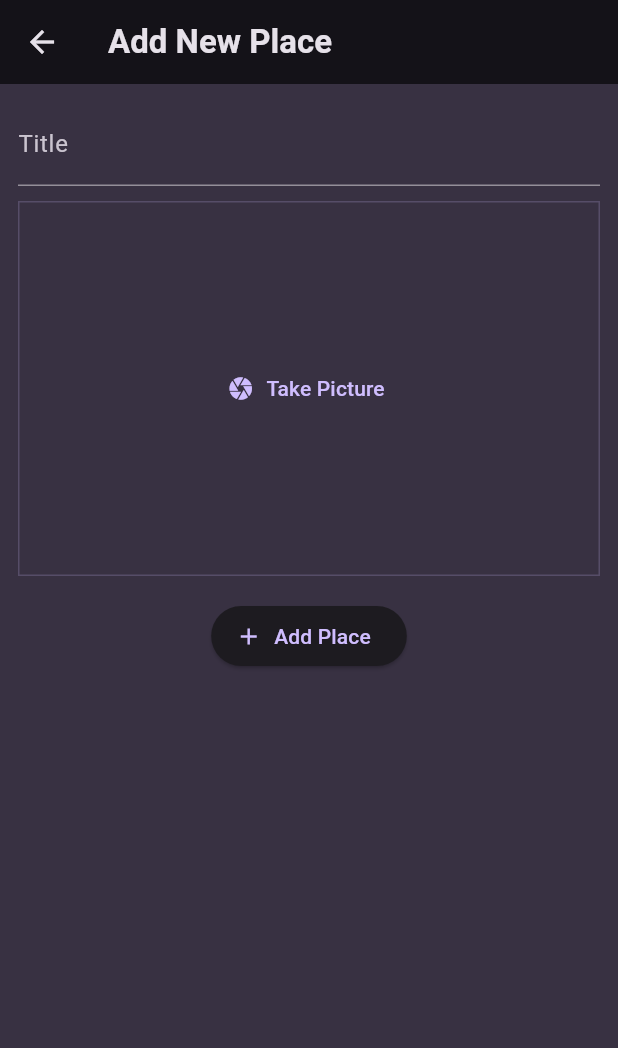
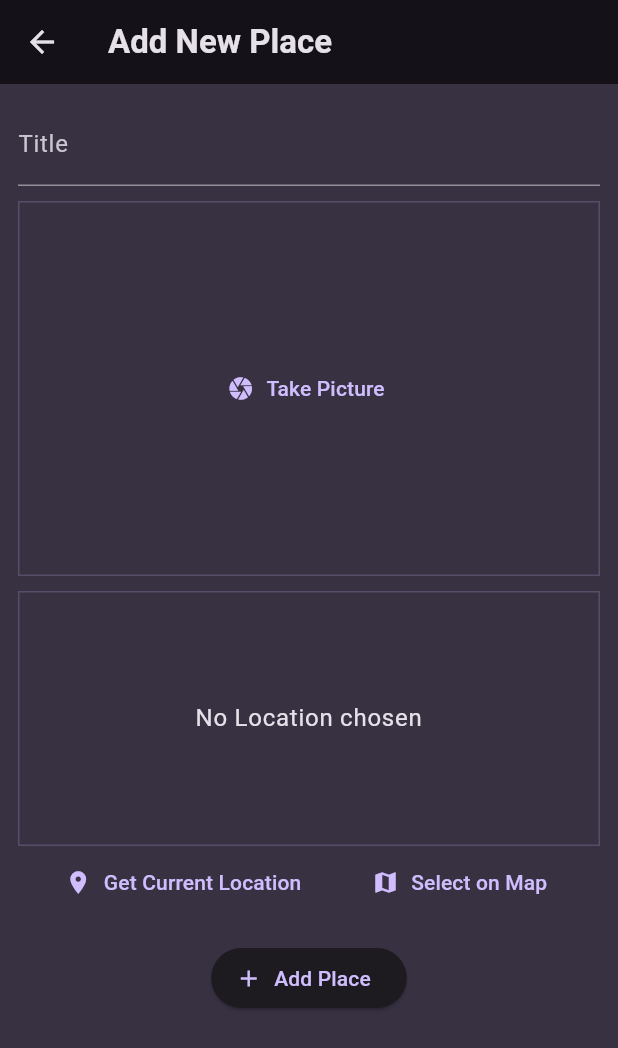
Before and after one commit to oandeliz/favoriteplaces, a Flutter app: the AddPlaceScreen screen opened directly, on a phone screen of 412 x 824 dp. Shown: the top 1048 px of the screen. Run offline on Flutter 3.47's test engine with Material 3 defaults, Android fonts, the phone set to English and light mode, and no system bars; our stand-ins replace flutter_riverpod, google_fonts, image_picker, location.

Commit message:
add location/places saving with title and image

```diff
--- a/lib/Providers/user_places.dart
+++ b/lib/Providers/user_places.dart
@@ -6,9 +6,9 @@ import 'package:flutter_riverpod/flutter_riverpod.dart';
 class UserPlacesNotifier extends StateNotifier<List<Place>> {
   UserPlacesNotifier() : super(const []);
 
-  void addPlace(String title, File image) {
+  void addPlace(String title, File image, PlaceLocation location) {
     final newPlace = Place(title: title,
-    image: image);
+    image: image, location: location);
     state = [newPlace, ...state];
   }
 }
--- a/lib/models/place.dart
+++ b/lib/models/place.dart
@@ -4,9 +4,27 @@ import 'package:uuid/uuid.dart';
 
 const uuid = Uuid();
 
+class PlaceLocation {
+  const PlaceLocation({
+    required this.latitude,
+    required this.longitude,
+    required this.address,
+  });
+
+  final double latitude;
+  final double longitude;
+  final String address;
+}
+
 class Place {
-  Place({required this.title, required this.image}) : id = uuid.v4();
+  Place({
+    required this.title,
+    required this.image,
+    required this.location,
+  }) : id = uuid.v4();
+
   final String id;
   final String title;
   final File image;
+  final PlaceLocation location;
 }
--- a/lib/screens/add_place.dart
+++ b/lib/screens/add_place.dart
@@ -1,8 +1,11 @@
+import 'dart:io';
+
 import 'package:favorite_places/Providers/user_places.dart';
+import 'package:favorite_places/models/place.dart';
 import 'package:favorite_places/widgets/image_inoput.dart';
+import 'package:favorite_places/widgets/location_input.dart';
 import 'package:flutter/material.dart';
 import 'package:flutter_riverpod/flutter_riverpod.dart';
-import 'dart:io';
 
 class AddPlaceScreen extends ConsumerStatefulWidget {
   const AddPlaceScreen({super.key});
@@ -16,15 +19,20 @@ class AddPlaceScreen extends ConsumerStatefulWidget {
 class _AddPlaceScreenState extends ConsumerState<AddPlaceScreen> {
   final _titleController = TextEditingController();
   File? _selectedImage;
+  PlaceLocation? _selectedLocation;
 
   void _savePlace() {
     final enteredTitle = _titleController.text;
 
-        if (enteredTitle.isEmpty || _selectedImage == null) {
+    if (enteredTitle.isEmpty ||
+        _selectedImage == null ||
+        _selectedLocation == null) {
       return;
     }
 
-    ref.read(userPlacesProvider.notifier).addPlace(enteredTitle, _selectedImage!);
+    ref
+        .read(userPlacesProvider.notifier)
+        .addPlace(enteredTitle, _selectedImage!, _selectedLocation!);
 
     Navigator.of(context).pop();
   }
@@ -45,21 +53,35 @@ class _AddPlaceScreenState extends ConsumerState<AddPlaceScreen> {
         padding: const EdgeInsets.all(12),
         child: Column(
           children: [
-         TextField(decoration: const InputDecoration(labelText: 'Title'),
+            TextField(
+              decoration: const InputDecoration(labelText: 'Title'),
               controller: _titleController,
-           style: TextStyle(
-               color: Theme.of(context).colorScheme.onBackground),
+              style:
+                  TextStyle(color: Theme.of(context).colorScheme.onBackground),
             ),
-         const SizedBox(height: 10,),
-         //image imput
-         ImageInput(onPickImage: (image) {
+            const SizedBox(
+              height: 10,
+            ),
+            // saves user taken img,
+            ImageInput(
+              onPickImage: (image) {
                 _selectedImage = image;
-         },),
-         const SizedBox(height: 16,),
+              },
+            ),
+            const SizedBox(
+              height: 10,
+            ),
+            LocationInput(onSelectLocation: (location) {
+              _selectedLocation = location;
+            }),
+            const SizedBox(
+              height: 16,
+            ),
             ElevatedButton.icon(
               onPressed: _savePlace,
               icon: const Icon(Icons.add),
-           label: const Text('Add Place'),),
+              label: const Text('Add Place'),
+            ),
           ],
         ),
       ),
--- /dev/null
+++ b/lib/widgets/location_input.dart
@@ -0,0 +1,137 @@
+import 'dart:convert';
+
+import 'package:favorite_places/models/place.dart';
+import 'package:flutter/material.dart';
+import 'package:http/http.dart' as http;
+import 'package:location/location.dart';
+
+class LocationInput extends StatefulWidget {
+  const LocationInput({super.key, required this.onSelectLocation});
+  final void Function(PlaceLocation location) onSelectLocation;
+
+  @override
+  State<StatefulWidget> createState() {
+    return _LocationInputState();
+  }
+}
+
+class _LocationInputState extends State<LocationInput> {
+  PlaceLocation? _pickedLocation;
+  var _isGettingLocation = false;
+
+  String get locationImage {
+    if (_pickedLocation == null) {
+      return '';
+    }
+    final lat = _pickedLocation!.latitude;
+    final lng = _pickedLocation!.longitude;
+
+    return 'https://maps.googleapis.com/maps/api/staticmap?center=$lat,$lng=&zoom=16&size=600x300&maptype=roadmap&markers=color:blue%7Clabel:S%7C$lat,$lng&key=AIzaSyDxORr4vcwlSXXBEUKEZCHPG-DA8C2N-uE';
+  }
+
+  void _getCurrentLocation() async {
+    Location location = new Location();
+
+    bool serviceEnabled;
+    PermissionStatus permissionGranted;
+    LocationData locationData;
+
+    serviceEnabled = await location.serviceEnabled();
+    if (!serviceEnabled) {
+      serviceEnabled = await location.requestService();
+      if (!serviceEnabled) {
+        return;
+      }
+    }
+
+    permissionGranted = await location.hasPermission();
+    if (permissionGranted == PermissionStatus.denied) {
+      permissionGranted = await location.requestPermission();
+      if (permissionGranted != PermissionStatus.granted) {
+        return;
+      }
+    }
+
+    setState(() {
+      _isGettingLocation = true;
+    });
+
+    locationData = await location.getLocation();
+    final lat = locationData.latitude;
+    final lng = locationData.longitude;
+
+    if (lat == null || lng == null) {
+      return;
+    }
+
+    final url = Uri.parse(
+        'https://maps.googleapis.com/maps/api/geocode/json?latlng=$lat,$lng&key=AIzaSyDxORr4vcwlSXXBEUKEZCHPG-DA8C2N-uE');
+    final response = await http.get(url);
+    final resData = json.decode(response.body);
+    final address = resData['results'][0]['formatted_address'];
+
+    setState(() {
+      _pickedLocation =
+          PlaceLocation(latitude: lat, longitude: lng, address: address);
+      _isGettingLocation = false;
+    });
+
+    widget.onSelectLocation(_pickedLocation!);
+  }
+
+  @override
+  Widget build(BuildContext context) {
+    Widget previewContent = Text(
+      'No Location chosen',
+      textAlign: TextAlign.center,
+      style: Theme.of(context)
+          .textTheme
+          .bodyLarge!
+          .copyWith(color: Theme.of(context).colorScheme.onBackground),
+    );
+
+    if (_pickedLocation != null) {
+      previewContent = Image.network(
+        locationImage,
+        fit: BoxFit.cover,
+        width: double.infinity,
+        height: double.infinity,
+      );
+    }
+
+    if (_isGettingLocation) {
+      previewContent = const CircularProgressIndicator();
+    }
+
+    return Column(
+      children: [
+        Container(
+          height: 170,
+          width: double.infinity,
+          alignment: Alignment.center,
+          decoration: BoxDecoration(
+              border: Border.all(
+                  width: 1,
+                  color:
+                      Theme.of(context).colorScheme.primary.withOpacity(0.2))),
+          child: previewContent,
+        ),
+        Row(
+          mainAxisAlignment: MainAxisAlignment.spaceEvenly,
+          children: [
+            TextButton.icon(
+              onPressed: _getCurrentLocation,
+              icon: const Icon(Icons.location_on),
+              label: const Text('Get Current Location'),
+            ),
+            TextButton.icon(
+              onPressed: () {},
+              icon: const Icon(Icons.map),
+              label: const Text('Select on Map'),
+            ),
+          ],
+        ),
+      ],
+    );
+  }
+}
--- a/lib/widgets/places_list.dart
+++ b/lib/widgets/places_list.dart
@@ -1,6 +1,6 @@
+import 'package:favorite_places/models/place.dart';
 import 'package:favorite_places/screens/place_detail.dart';
 import 'package:flutter/material.dart';
-import 'package:favorite_places/models/place.dart';
 
 class PlacesList extends StatelessWidget {
   const PlacesList({super.key, required this.places});
@@ -10,31 +10,38 @@ class PlacesList extends StatelessWidget {
   @override
   Widget build(BuildContext context) {
     if (places.isEmpty) {
-      return Center(child: Text(
-        'No Places added yet',style: Theme.of(context).textTheme.bodyLarge!.copyWith(
-          color: Theme.of(context).colorScheme.onBackground),
+      return Center(
+        child: Text(
+          'No Places added yet',
+          style: Theme.of(context)
+              .textTheme
+              .bodyLarge!
+              .copyWith(color: Theme.of(context).colorScheme.onBackground),
         ),
       );
     }
-    return ListView.builder(itemCount:
-    places.length, itemBuilder: (ctx, index) => ListTile(
+    return ListView.builder(
+        itemCount: places.length,
+        itemBuilder: (ctx, index) => ListTile(
               leading: CircleAvatar(
                 radius: 26,
                 backgroundImage: FileImage(places[index].image),
               ),
-      title: Text(places[index].title,
+              title: Text(
+                places[index].title,
                 style: Theme.of(context).textTheme.titleMedium!.copyWith(
                     color: Theme.of(context).colorScheme.onBackground),
               ),
+              subtitle: Text(
+                places[index].location.address,
+                style: Theme.of(context).textTheme.bodySmall!.copyWith(
+                    color: Theme.of(context).colorScheme.onBackground),
+              ),
               onTap: () {
-        Navigator.of(context).push(
-            MaterialPageRoute(builder:
-            (ctx) => PlaceDetailScreen(place:
-            places[index]),
-            )
-        );
+                Navigator.of(context).push(MaterialPageRoute(
+                  builder: (ctx) => PlaceDetailScreen(place: places[index]),
+                ));
               },
-    )
-    );
+            ));
   }
 }
```
Also changed, not shown: lib/screens/place_detail.dart (+43 -5 lines). Lines whose indentation alone changed are shown as unchanged.
